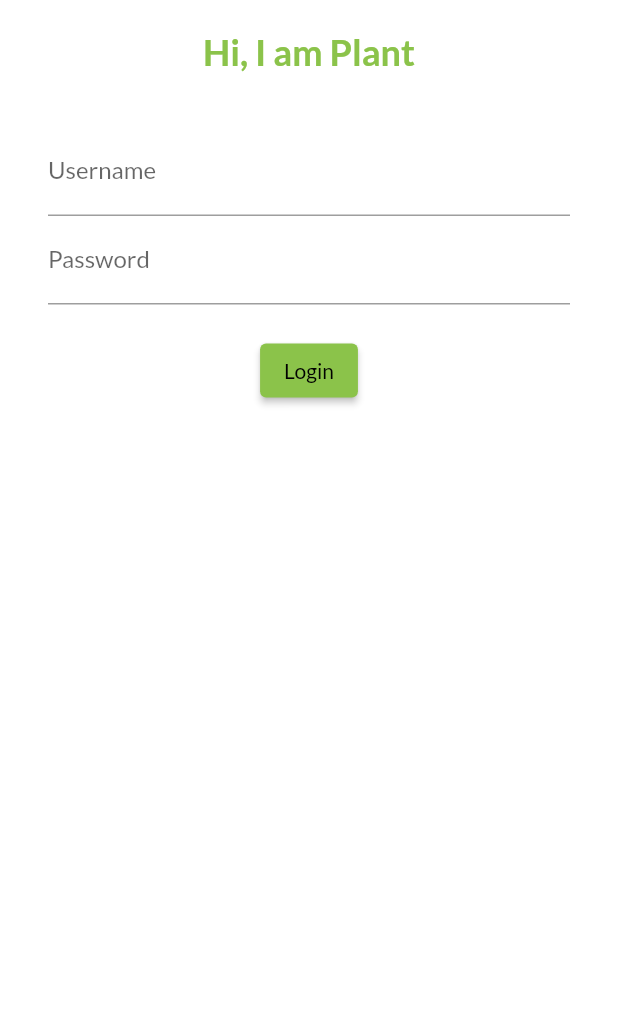
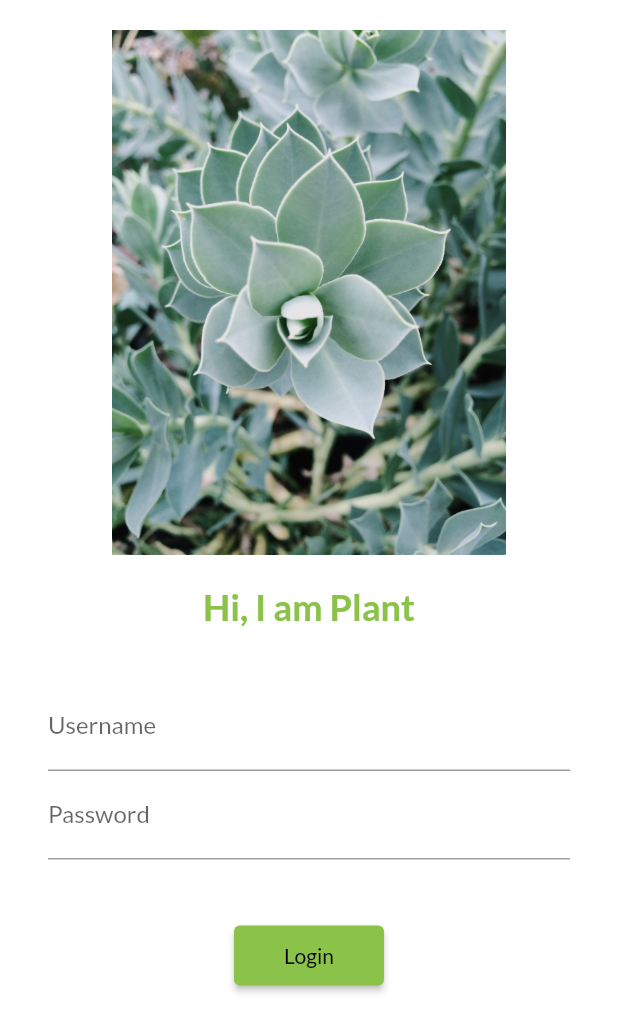
Before and after one commit to ShashankAgarwal77/30DaysOfFlutter, a Flutter app: the screen it shows after launch, on a phone screen of 412 x 824 dp. Shown: the top 1032 px of the screen. Run offline on Flutter 3.47's test engine with Material 2 defaults, Android fonts, the phone set to English and light mode, and no system bars; our stand-ins replace google_fonts.

```diff
--- a/lib/main.dart
+++ b/lib/main.dart
@@ -2,6 +2,7 @@ import 'package:flutter/material.dart';
 import 'package:google_fonts/google_fonts.dart';
 import 'pages/home_page.dart';
 import 'pages/login_page.dart';
+import 'utils/routes.dart';
 
 void main() {
   runApp(MyApp());
@@ -19,11 +20,11 @@ class MyApp extends StatelessWidget {
       darkTheme: ThemeData(
         brightness: Brightness.dark,
       ),
-      initialRoute: "/login",
+      initialRoute: MyRoutes.loginRoute,
       routes: {
         "/": (context) => LoginPage(),
-        "/home": (context) => HomePage(),
-        "/login": (context) => LoginPage()
+        MyRoutes.homeRoute: (context) => HomePage(),
+        MyRoutes.loginRoute: (context) => LoginPage()
       },
     );
   }
--- a/lib/pages/login_page.dart
+++ b/lib/pages/login_page.dart
@@ -1,16 +1,17 @@
 import 'package:flutter/material.dart';
+import 'package:flutter_catalog/utils/routes.dart';
 
 class LoginPage extends StatelessWidget {
   @override
   Widget build(BuildContext context) {
     return Material(
         color: Colors.white,
-        child: Column(
+        child: SingleChildScrollView(
+            child: Column(
           children: [
-            // Image.asset(
-            //   "assets/images/login_img.jpg",
-            //   fit: BoxFit.cover,
-            // ),
+            SizedBox(height: 20.0),
+            Image.asset("assets/images/login_img.jpg",
+                fit: BoxFit.cover, height: 350.0),
             SizedBox(height: 20.0),
             Text(
               "Hi, I am Plant",
@@ -35,18 +36,18 @@ class LoginPage extends StatelessWidget {
                     decoration: InputDecoration(
                         hintText: "Enter Password", labelText: "Password"),
                   ),
-                  SizedBox(height: 20.0),
+                  SizedBox(height: 40.0),
                   ElevatedButton(
                     child: Text("Login"),
-                    style: (TextButton.styleFrom()),
+                    style: (TextButton.styleFrom(minimumSize: Size(100, 40))),
                     onPressed: () {
-                      print("Hi Shashank");
+                      Navigator.pushNamed(context, MyRoutes.homeRoute);
                     },
                   ),
                 ],
               ),
             ),
           ],
-        ));
+        )));
   }
 }
--- /dev/null
+++ b/lib/utils/routes.dart
@@ -0,0 +1,4 @@
+class MyRoutes{
+  static String loginRoute = "/login";
+  static String homeRoute = "/home";
+}
```
